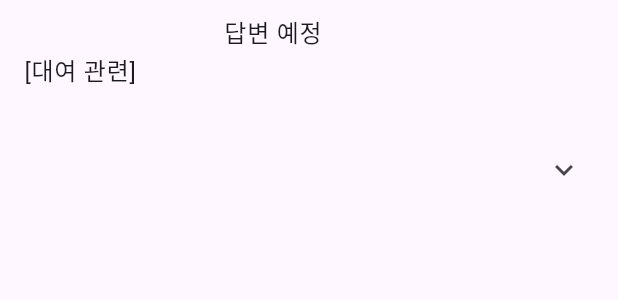
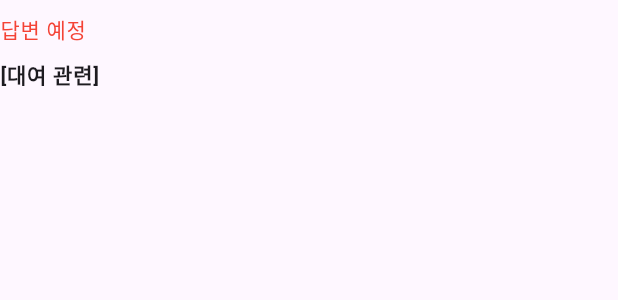
Before and after one commit to dw0124/CEC-App, a Flutter app: the InquiryListItem widget shown alone on an empty page, opened directly with empty values, on a phone screen of 412 x 824 dp. Shown: the top 300 px of the screen. Run offline on Flutter 3.47's test engine with Material 3 defaults, Android fonts, the phone set to English and light mode, and no system bars; our stand-ins replace bloc, equatable, flutter_bloc, flutter_dotenv, flutter_secure_storage, image_picker; accounts and stored records are empty; statements that could not run were skipped.

Commit message:
InquiryListItem - UI 수정

```diff
--- a/lib/features/user/presentation/inquiry/view/widget/inquiry_list_item.dart
+++ b/lib/features/user/presentation/inquiry/view/widget/inquiry_list_item.dart
@@ -11,66 +11,95 @@ class InquiryListItem extends StatelessWidget {
   Widget build(BuildContext context) {
     final imagesUrl = inquiry.attachments;
 
-    return ExpansionTile(
+    return ListTileTheme(
+      contentPadding: EdgeInsets.fromLTRB(0, 0, 0, 0),
+      child: ExpansionTile(
+        showTrailingIcon: false,
         initiallyExpanded: false,
         title: Column(
+          spacing: 4,
+          crossAxisAlignment: CrossAxisAlignment.start,
           children: [
-          Text(inquiry.status.displayName),
+            Text(
+              inquiry.status.displayName,
+              style: TextStyle(
+                  fontSize: 14.0,
+                  color: inquiry.status == InquiryStatus.NOT_ANSWERED ? Colors.red : Colors.blue
+              ),
+            ),
+
+            SizedBox(),
 
             Row(
               children: [
-              Text('[${inquiry.type.displayName}]'),
-              Text(inquiry.title),
+                Text(
+                  '[${inquiry.type.displayName}]',
+                  style: TextStyle(
+                      fontSize: 14.0,
+                    fontWeight: FontWeight.w600
+                  ),
+                ),
+                SizedBox(width: 4,),
+                Text(
+                  inquiry.title,
+                  style: TextStyle(
+                      fontSize: 14.0,
+                      fontWeight: FontWeight.w600
+                  ),
+                ),
               ],
             ),
 
-          Text(inquiry.content),
-
-          Container(
-            width: double.infinity,
-            height: 110,
-            child: ListView.builder(
-              scrollDirection: Axis.horizontal,
-              itemCount: imagesUrl.length,
-              itemBuilder: (BuildContext context, int index) {
-                final imageUrl = imagesUrl[index];
-                return Image.network(imageUrl);
-              },
-            ),
+            Text(
+              inquiry.content,
+              style: const TextStyle(fontSize: 14.0),
             ),
 
-          Text(inquiry.createdAt),
-        ],
-      ),
-      children: <Widget>[
-        const Divider(height: 1.0, indent: 16.0, endIndent: 16.0),
-        Padding(
-          padding: const EdgeInsets.fromLTRB(16.0, 12.0, 16.0, 16.0),
-          child: Column(
-            crossAxisAlignment: CrossAxisAlignment.start,
-            children: [
-              Text(
-                inquiry.content,
-                style: const TextStyle(fontSize: 14.0, color: Colors.black87),
-              ),
-              const SizedBox(height: 16.0),
-
             if (inquiry.attachments.isNotEmpty) ...[
-                Container(
-                  height: 110,
-                  width: double.infinity,
+              SizedBox(
+                height: 110, // 반드시 높이 지정
                 child: ListView.builder(
                   scrollDirection: Axis.horizontal,
                   itemCount: inquiry.attachments.length,
                   itemBuilder: (BuildContext context, int index) {
                     final imageUrl = inquiry.attachments[index];
-                      return Image.network(imageUrl);
+                    return Padding(
+                      padding: const EdgeInsets.only(right: 8.0),
+                      child: Image.network(
+                        imageUrl,
+                        width: 110,
+                        height: 110,
+                        fit: BoxFit.cover,
+                        errorBuilder: (context, error, stackTrace) {
+                          return Container(
+                            width: 110,
+                            height: 110,
+                            color: Colors.grey[300],
+                            child: const Icon(
+                              Icons.broken_image,
+                              color: Colors.grey,
+                            ),
+                          );
+                        },
+                      ),
+                    );
                   },
                 ),
               ),
-                const SizedBox(height: 16.0),
             ],
 
+            SizedBox(),
+
+            Text(
+              inquiry.createdAt,
+              style: TextStyle(fontSize: 12.0, color: Colors.grey[500]),
+            ),
+          ],
+        ),
+        children: [
+          Column(
+            crossAxisAlignment: CrossAxisAlignment.start,
+            children: [
               Divider(color: Colors.grey[300]),
 
               // 답변
@@ -85,10 +114,12 @@ class InquiryListItem extends StatelessWidget {
                   style: TextStyle(fontSize: 14.0, fontStyle: FontStyle.italic, color: Colors.grey[600]),
                 ),
               ],
+
+              SizedBox(height: 8,)
             ],
           ),
-        ),
         ],
+      )
     );
   }
 }
```
Lines whose indentation alone changed are shown as unchanged.
